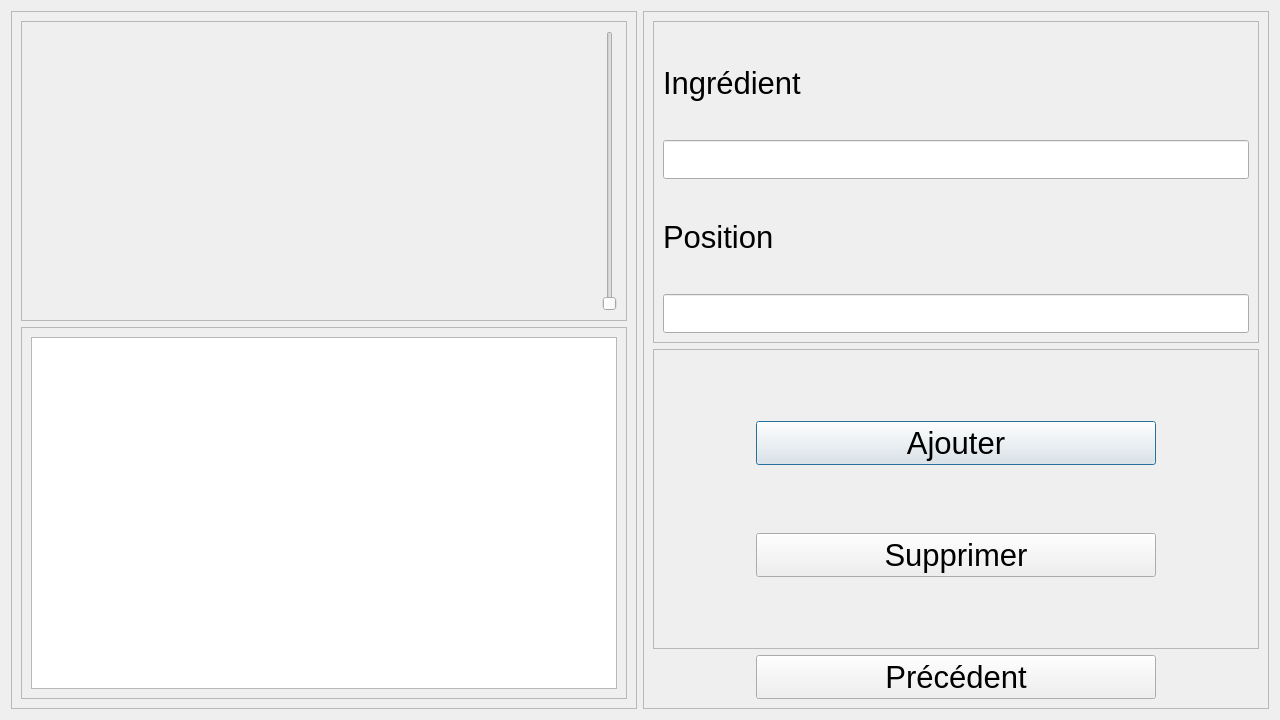
Above: Logiciel/pi_controller/HMI2/bouteilles.ui from emilerenaud/BartendUS-GROS4 before the change. Below: the same form after it.
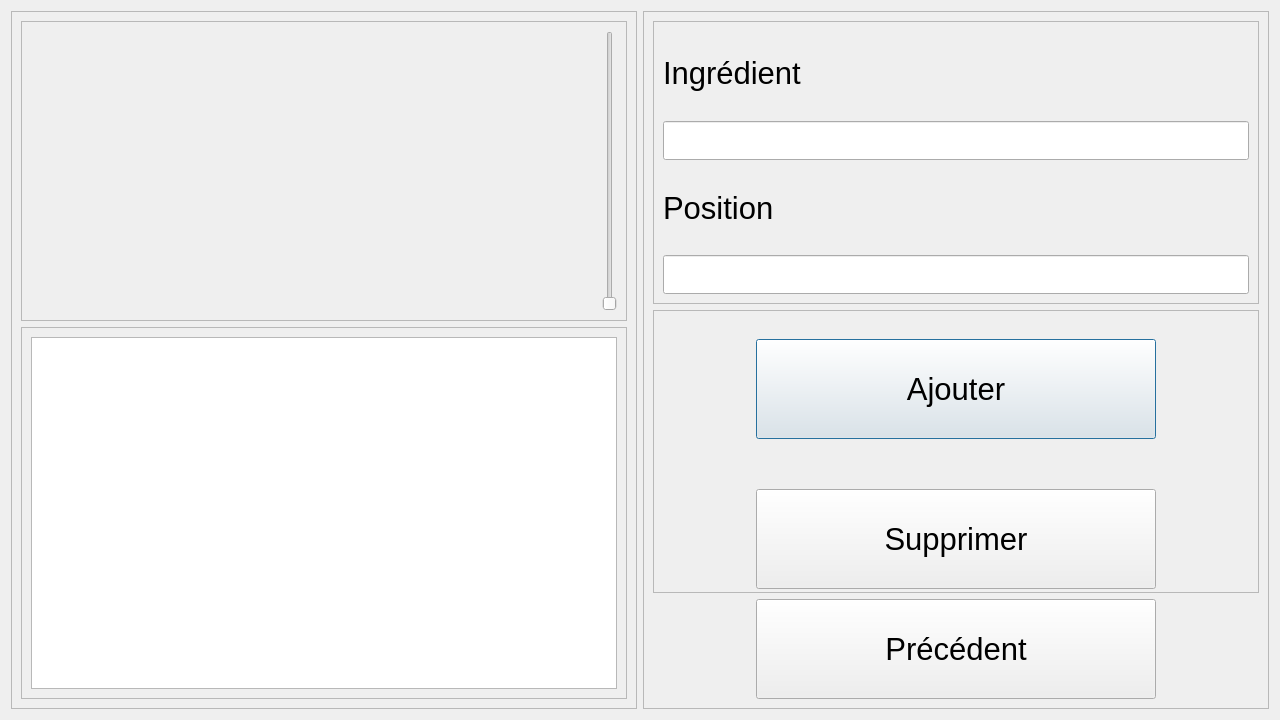
That is the form after the change. Icons and pictures are not drawn.

```diff
--- a/Logiciel/pi_controller/HMI2/bouteilles.ui
+++ b/Logiciel/pi_controller/HMI2/bouteilles.ui
@@ -18,8 +18,8 @@
   </property>
   <property name="maximumSize">
    <size>
-    <width>1280</width>
-    <height>720</height>
+    <width>3000</width>
+    <height>3000</height>
    </size>
   </property>
   <property name="windowTitle">
@@ -216,13 +216,13 @@
            <property name="minimumSize">
             <size>
              <width>400</width>
-             <height>0</height>
+             <height>100</height>
             </size>
            </property>
            <property name="maximumSize">
             <size>
              <width>400</width>
-             <height>16777215</height>
+             <height>100</height>
             </size>
            </property>
            <property name="font">
@@ -240,13 +240,13 @@
            <property name="minimumSize">
             <size>
              <width>400</width>
-             <height>0</height>
+             <height>100</height>
             </size>
            </property>
            <property name="maximumSize">
             <size>
              <width>400</width>
-             <height>16777215</height>
+             <height>50</height>
             </size>
            </property>
            <property name="font">
@@ -267,13 +267,13 @@
         <property name="minimumSize">
          <size>
           <width>400</width>
-          <height>0</height>
+          <height>100</height>
          </size>
         </property>
         <property name="maximumSize">
          <size>
           <width>400</width>
-          <height>16777215</height>
+          <height>100</height>
          </size>
         </property>
         <property name="font">
```
